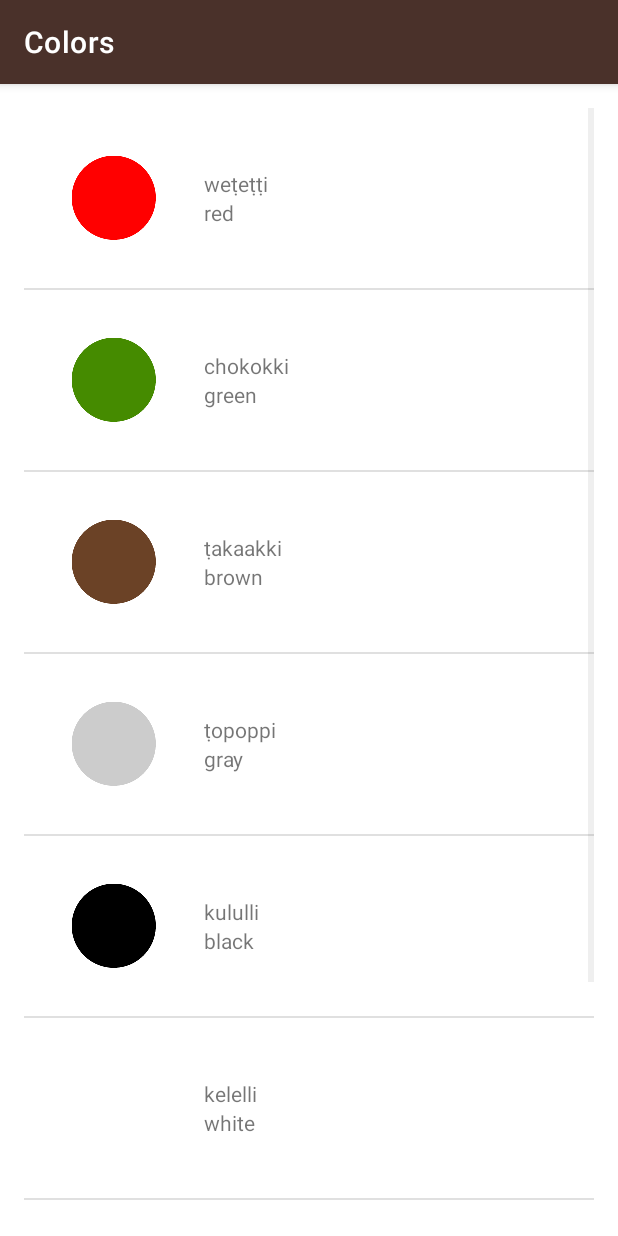
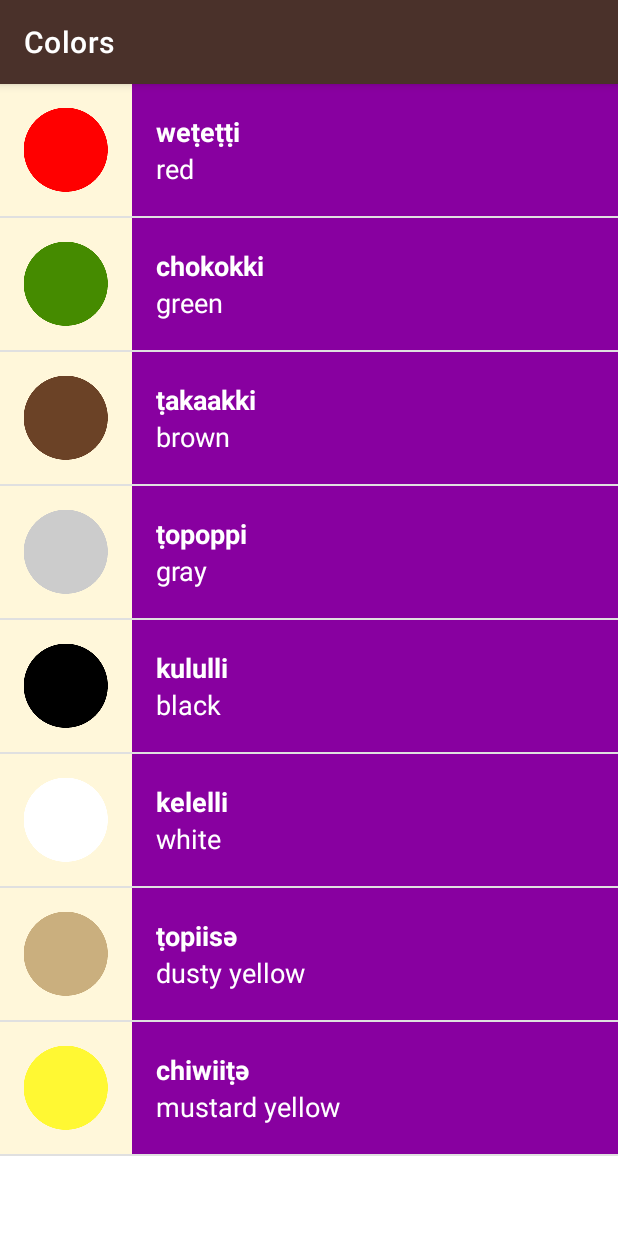
Before and after one commit to gowthamcodes/LanguageTranslationApp, an Android app: the ColorsActivity screen opened directly, with no data from a screen before it, on a phone screen of 412 x 824 dp. Run offline under Robolectric (Android 15) with nearby library versions, the phone set to English and light mode, and no system bars.

Commit message:
Visual Improvement

```diff
--- a/app/src/main/java/com/android/miwok/ColorsActivity.java
+++ b/app/src/main/java/com/android/miwok/ColorsActivity.java
@@ -24,7 +24,7 @@ public class ColorsActivity extends AppCompatActivity {
         colors.add(new Word("dusty yellow", "ṭopiisә", R.drawable.color_dusty_yellow));
         colors.add(new Word("mustard yellow", "chiwiiṭә", R.drawable.color_mustard_yellow));
 
-        WordAdapter adapter = new WordAdapter(this, colors);
+        WordAdapter adapter = new WordAdapter(this, colors, R.color.category_colors);
         ListView listView = findViewById(R.id.list);
         listView.setAdapter(adapter);
 
--- a/app/src/main/java/com/android/miwok/FamilyActivity.java
+++ b/app/src/main/java/com/android/miwok/FamilyActivity.java
@@ -3,6 +3,7 @@ package com.android.miwok;
 import androidx.appcompat.app.AppCompatActivity;
 
 import android.os.Bundle;
+import android.widget.LinearLayout;
 import android.widget.ListView;
 
 import java.util.ArrayList;
@@ -27,7 +28,7 @@ public class FamilyActivity extends AppCompatActivity {
         family.add(new Word("grandfather", "paapa", R.drawable.family_grandfather));
 
         ListView listView = findViewById(R.id.list);
-        WordAdapter adapter = new WordAdapter(this, family);
+        WordAdapter adapter = new WordAdapter(this, family, R.color.category_family);
         listView.setAdapter(adapter);
     }
 }
--- a/app/src/main/java/com/android/miwok/NumbersActivity.java
+++ b/app/src/main/java/com/android/miwok/NumbersActivity.java
@@ -27,7 +27,7 @@ public class NumbersActivity extends AppCompatActivity {
         numbers.add(new Word("ten", "na'aacha", R.drawable.number_ten));
 
         // ArrayAdapter<String> adapter = new ArrayAdapter<>(this, android.R.layout.simple_list_item_1, numbers);
-        WordAdapter adapter = new WordAdapter(this, numbers);
+        WordAdapter adapter = new WordAdapter(this, numbers, R.color.category_numbers);
         ListView listView = findViewById(R.id.list);
         listView.setAdapter(adapter);
 
--- a/app/src/main/java/com/android/miwok/PhrasesActivity.java
+++ b/app/src/main/java/com/android/miwok/PhrasesActivity.java
@@ -27,7 +27,7 @@ public class PhrasesActivity extends AppCompatActivity {
         phrases.add(new Word("Come here.", "әnni'nem"));
 
         ListView listView = findViewById(R.id.list);
-        WordAdapter adapter = new WordAdapter(this, phrases);
+        WordAdapter adapter = new WordAdapter(this, phrases, R.color.category_phrases);
         listView.setAdapter(adapter);
     }
 }
--- a/app/src/main/java/com/android/miwok/Word.java
+++ b/app/src/main/java/com/android/miwok/Word.java
@@ -4,7 +4,8 @@ public class Word {
 
     private String mDefaultTranslation;
     private String mMiwokTranslation;
-    private int mImageResourceId;
+    private int mImageResourceId = NO_IMAGE_PROVIDED;
+    private static final int NO_IMAGE_PROVIDED = -1;
 
     public Word(String vDefaultTranslation, String vMiwokTranslation, int vImageResourseId) {
         mDefaultTranslation = vDefaultTranslation;
@@ -28,4 +29,7 @@ public class Word {
     public int getImageResourceId() {
         return mImageResourceId;
     }
+    public boolean hasImage() {
+        return mImageResourceId != NO_IMAGE_PROVIDED;
+    }
 }
--- a/app/src/main/java/com/android/miwok/WordAdapter.java
+++ b/app/src/main/java/com/android/miwok/WordAdapter.java
@@ -10,13 +10,16 @@ import android.widget.TextView;
 
 import androidx.annotation.NonNull;
 import androidx.annotation.Nullable;
+import androidx.core.content.ContextCompat;
 
 import java.util.ArrayList;
 
 public class WordAdapter extends ArrayAdapter<Word> {
 
-    public WordAdapter(Activity context, ArrayList<Word> Words) {
+    private int mColorResourceId;
+    public WordAdapter(Activity context, ArrayList<Word> Words, int colorResourceId) {
         super(context, 0, Words);
+        mColorResourceId = colorResourceId;
     }
 
     @NonNull
@@ -37,7 +40,16 @@ public class WordAdapter extends ArrayAdapter<Word> {
         miwokTextView.setText(currentWord.getMiwokTranslation());
 
         ImageView iconView = listItemView.findViewById(R.id.list_item_icon);
-        iconView.setImageResource(currentWord.getImageResourceId());
+        if (currentWord.hasImage()) {
+            iconView.setImageResource(currentWord.getImageResourceId());
+            iconView.setVisibility(View.VISIBLE);
+        } else {
+            iconView.setVisibility(View.GONE);
+        }
+
+        View textContainer = listItemView.findViewById(R.id.layout_background);
+        int color = ContextCompat.getColor(getContext(), mColorResourceId);
+        textContainer.setBackgroundColor(color);
 
         return listItemView;
     }
--- a/app/src/main/res/layout/list_item.xml
+++ b/app/src/main/res/layout/list_item.xml
@@ -3,32 +3,42 @@
     android:layout_width="match_parent"
     android:layout_height="wrap_content"
     android:gravity="center_vertical"
-    android:minHeight="?android:attr/listPreferredItemHeight"
-    android:orientation="horizontal"
-    android:padding="@dimen/activity_horizontal_margin">
+    android:minHeight="@dimen/list_item_height"
+    android:background="@color/tan_background">
 
 
     <ImageView
         android:id="@+id/list_item_icon"
-        android:layout_width="wrap_content"
-        android:layout_height="wrap_content" />
+        android:layout_width="@dimen/list_item_height"
+        android:layout_height="@dimen/list_item_height" />
 
     <LinearLayout
-        android:layout_width="0dp"
-        android:layout_height="wrap_content"
-        android:layout_weight="1"
+        android:layout_width="match_parent"
+        android:layout_height="@dimen/list_item_height"
         android:orientation="vertical"
+        android:id="@+id/layout_background"
         android:paddingLeft="@dimen/activity_horizontal_margin">
 
         <TextView
             android:id="@+id/miwok_translation"
-            android:layout_width="wrap_content"
-            android:layout_height="wrap_content" />
+            android:layout_width="match_parent"
+            android:textAppearance="?android:textAppearanceMedium"
+            android:textColor="@color/white"
+            android:textStyle="bold"
+            android:text="lutti"
+            android:gravity="bottom"
+            android:layout_weight="1"
+            android:layout_height="0dp" />
 
         <TextView
             android:id="@+id/default_translation"
-            android:layout_width="wrap_content"
-            android:layout_height="wrap_content" />
+            android:textAppearance="?android:textAppearanceMedium"
+            android:textColor="@color/white"
+            android:text="one"
+            android:layout_width="match_parent"
+            android:layout_weight="1"
+            android:gravity="top"
+            android:layout_height="0dp" />
 
     </LinearLayout>
 
--- a/app/src/main/res/layout/word_list.xml
+++ b/app/src/main/res/layout/word_list.xml
@@ -5,7 +5,6 @@
     android:orientation="vertical"
     android:id="@+id/list"
     android:layout_height="match_parent"
-    android:layout_width="match_parent"
-    android:padding="@dimen/activity_default_padding">
+    android:layout_width="match_parent">
 
 </ListView>
--- a/app/src/main/res/values/styles.xml
+++ b/app/src/main/res/values/styles.xml
@@ -8,6 +8,7 @@
         <item name="android:padding">16dp</item>
         <item name="android:textColor">@android:color/white</item>
         <item name="android:textStyle">bold</item>
+        <item name="android:textSize">16sp</item>
         <item name="android:textAppearance">?android:textAppearanceMedium</item>
     </style>
 </resources>
```
